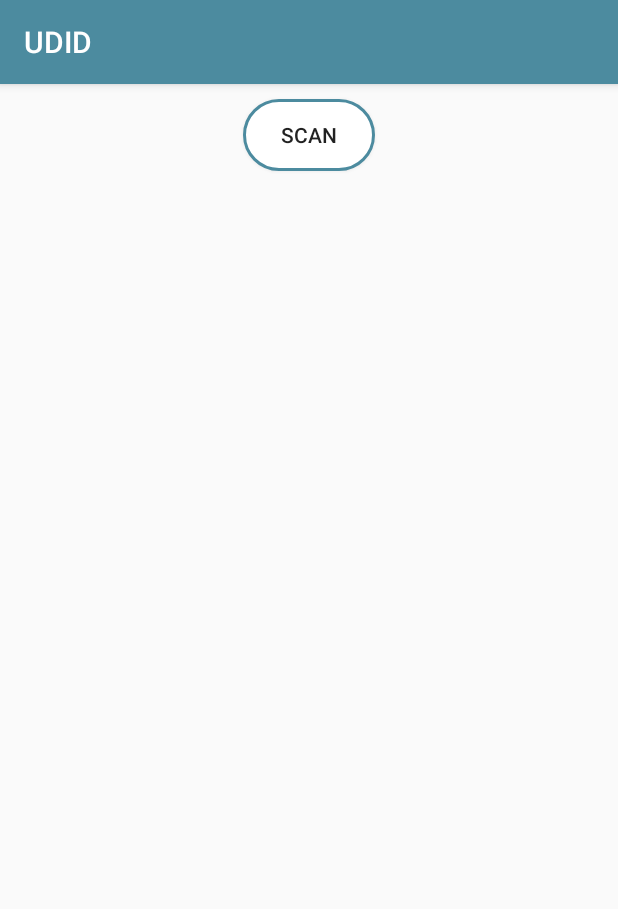
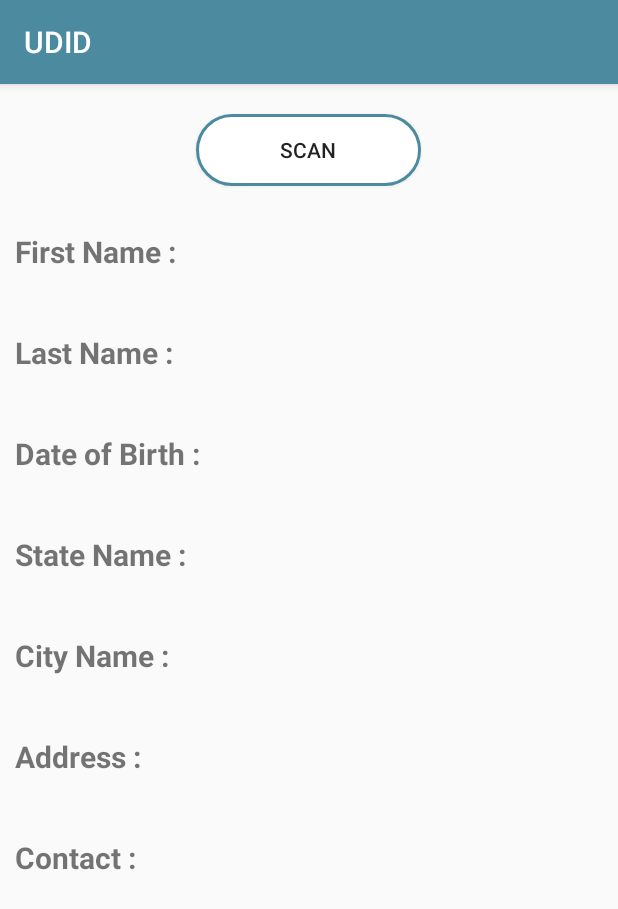
Before and after one commit to abhijeetsinghrathore/UDID, an Android app: the OfficialProfile screen opened directly, with no data from a screen before it, on a phone screen of 412 x 824 dp. Shown: the top 909 px of the screen. Run offline under Robolectric (Android 15) with nearby library versions, the phone set to English and light mode, and no system bars; our stand-ins replace Firebase (no records; nobody signed in at launch, a user with empty details on screens opened directly); libraries missing offline, so code that uses them is left out: com.google.zxing.integration.

Commit message:
Official can now view details after scanning.

```diff
--- a/app/src/main/java/com/example/abhijeetsingh/udid/OfficialProfile.java
+++ b/app/src/main/java/com/example/abhijeetsingh/udid/OfficialProfile.java
@@ -3,6 +3,7 @@ package com.example.abhijeetsingh.udid;
 import android.app.Activity;
 import android.content.Intent;
 import android.os.Bundle;
+import android.support.annotation.NonNull;
 import android.support.annotation.Nullable;
 import android.support.v7.app.AppCompatActivity;
 import android.view.View;
@@ -10,6 +11,11 @@ import android.widget.Button;
 import android.widget.TextView;
 import android.widget.Toast;
 
+import com.google.firebase.database.DataSnapshot;
+import com.google.firebase.database.DatabaseError;
+import com.google.firebase.database.DatabaseReference;
+import com.google.firebase.database.FirebaseDatabase;
+import com.google.firebase.database.ValueEventListener;
 import com.google.zxing.integration.android.IntentIntegrator;
 import com.google.zxing.integration.android.IntentResult;
 
@@ -17,7 +23,12 @@ public class OfficialProfile extends AppCompatActivity {
 
 
     Button scanButton;
-    TextView scannedText;
+    String UID;
+
+    DatabaseReference reference;
+
+
+    TextView firstName,lastName,dateOfBirth,state,city,address,contact;
 
     @Override
     protected void onCreate(Bundle savedInstanceState) {
@@ -26,7 +37,15 @@ public class OfficialProfile extends AppCompatActivity {
 
 
         scanButton=(Button)findViewById(R.id.ScanButtonID);
-        scannedText=(TextView)findViewById(R.id.ScannedTextID);
+
+        firstName=(TextView)findViewById(R.id.getfirstnameID);
+        lastName=(TextView)findViewById(R.id.getlastnameID);
+        dateOfBirth=(TextView)findViewById(R.id.getdobID);
+        state=(TextView)findViewById(R.id.getstateID);
+        city=(TextView)findViewById(R.id.getcityID);
+        address=(TextView)findViewById(R.id.getaddressID);
+        contact=(TextView)findViewById(R.id.getcontactID);
+
 
         final Activity activity=this;
 
@@ -62,7 +81,39 @@ public class OfficialProfile extends AppCompatActivity {
             else
             {
                 Toast.makeText(this,result.getContents(),Toast.LENGTH_LONG).show();
-                scannedText.setText(result.getContents());
+                UID=result.getContents();
+                reference= FirebaseDatabase.getInstance().getReference().child(UID);
+
+                reference.addValueEventListener(new ValueEventListener() {
+                    @Override
+                    public void onDataChange(@NonNull DataSnapshot dataSnapshot) {
+                        String firstNameText=dataSnapshot.child("mfirstname").getValue().toString();
+                        String lastNameText=dataSnapshot.child("mlastname").getValue().toString();
+                        String dateOfBirthText=dataSnapshot.child("mdob").getValue().toString();
+                        String stateText=dataSnapshot.child("mState").getValue().toString();
+                        String cityText=dataSnapshot.child("mCity").getValue().toString();
+                        String addressText=dataSnapshot.child("maddress").getValue().toString();
+                        String contactText=dataSnapshot.child("mPhone").getValue().toString();
+
+
+                        firstName.setText(firstNameText);
+                        lastName.setText(lastNameText);
+                        dateOfBirth.setText(dateOfBirthText);
+                        state.setText(stateText);
+                        city.setText(cityText);
+                        address.setText(addressText);
+                        contact.setText(contactText);
+
+                    }
+
+                    @Override
+                    public void onCancelled(@NonNull DatabaseError databaseError) {
+
+                    }
+                });
+
+
+
 
             }
         }
--- a/app/src/main/res/layout/activity_official_profile.xml
+++ b/app/src/main/res/layout/activity_official_profile.xml
@@ -1,5 +1,5 @@
 <?xml version="1.0" encoding="utf-8"?>
-<LinearLayout xmlns:android="http://schemas.android.com/apk/res/android"
+<ScrollView xmlns:android="http://schemas.android.com/apk/res/android"
     xmlns:app="http://schemas.android.com/apk/res-auto"
     xmlns:tools="http://schemas.android.com/tools"
     android:layout_width="match_parent"
@@ -8,22 +8,209 @@
     android:orientation="vertical">
 
 
+    <LinearLayout
+        android:layout_width="match_parent"
+        android:layout_height="wrap_content"
+        android:orientation="vertical">
+
+
         <Button
+            android:layout_width="150dp"
+            android:layout_height="wrap_content"
+            android:layout_gravity="center_horizontal"
+            android:text="Scan"
+            android:background="@drawable/rounded_button"
+            android:layout_margin="20dp"
+            android:id="@+id/ScanButtonID"/>
+
+
+
+        <LinearLayout
+            android:layout_width="match_parent"
+            android:layout_height="wrap_content"
+            android:orientation="horizontal"
+            android:layout_marginBottom="20dp">
+
+            <TextView
                 android:layout_width="wrap_content"
                 android:layout_height="wrap_content"
-        android:layout_gravity="center_horizontal"
+                android:text="First Name : "
+                android:textSize="20sp"
                 android:layout_margin="10dp"
-        android:text="Scan"
-        android:background="@drawable/rounded_button"
-        android:id="@+id/ScanButtonID"/>
+                android:textStyle="bold"/>
+            <TextView
+                android:layout_width="wrap_content"
+                android:layout_height="wrap_content"
+                android:id="@+id/getfirstnameID"
+                android:textSize="20sp"
+                android:layout_margin="10dp" />
+        </LinearLayout>
+
+
+
+
+        <LinearLayout
+            android:layout_width="match_parent"
+            android:layout_height="wrap_content"
+            android:orientation="horizontal"
+            android:layout_marginBottom="20dp">
 
 
             <TextView
                 android:layout_width="wrap_content"
                 android:layout_height="wrap_content"
-        android:textSize="20dp"
-        android:layout_marginTop="350dp"
-        android:layout_gravity="center_horizontal"
-        android:id="@+id/ScannedTextID"/>
+                android:text="Last Name : "
+                android:textSize="20sp"
+                android:layout_margin="10dp"
+                android:textStyle="bold"/>
+            <TextView
+                android:layout_width="wrap_content"
+                android:layout_height="wrap_content"
+                android:id="@+id/getlastnameID"
+                android:textSize="20sp"
+                android:layout_margin="10dp"
+                />
+
+
+
 
         </LinearLayout>
+
+
+        <LinearLayout
+            android:layout_width="match_parent"
+            android:layout_height="wrap_content"
+            android:orientation="horizontal"
+            android:layout_marginBottom="20dp">
+
+            <TextView
+                android:layout_width="wrap_content"
+                android:layout_height="wrap_content"
+                android:text="Date of Birth : "
+                android:textSize="20sp"
+                android:layout_margin="10dp"
+                android:textStyle="bold"/>
+            <TextView
+                android:layout_width="wrap_content"
+                android:layout_height="wrap_content"
+                android:id="@+id/getdobID"
+                android:textSize="20sp"
+                android:layout_margin="10dp"/>
+
+
+
+        </LinearLayout>
+
+
+
+        <LinearLayout
+            android:layout_width="match_parent"
+            android:layout_height="wrap_content"
+            android:orientation="horizontal"
+            android:layout_marginBottom="20dp">
+
+            <TextView
+                android:layout_width="wrap_content"
+                android:layout_height="wrap_content"
+                android:text="State Name : "
+                android:textSize="20sp"
+                android:layout_margin="10dp"
+                android:textStyle="bold"/>
+            <TextView
+                android:layout_width="wrap_content"
+                android:layout_height="wrap_content"
+                android:id="@+id/getstateID"
+                android:textSize="20sp"
+                android:layout_margin="10dp"/>
+
+
+
+        </LinearLayout>
+
+
+
+        <LinearLayout
+            android:layout_width="match_parent"
+            android:layout_height="wrap_content"
+            android:orientation="horizontal"
+            android:layout_marginBottom="20dp">
+
+            <TextView
+                android:layout_width="wrap_content"
+                android:layout_height="wrap_content"
+                android:text="City Name : "
+                android:textSize="20sp"
+                android:layout_margin="10dp"
+                android:textStyle="bold"/>
+            <TextView
+                android:layout_width="wrap_content"
+                android:layout_height="wrap_content"
+                android:id="@+id/getcityID"
+                android:textSize="20sp"
+                android:layout_margin="10dp"/>
+
+
+
+        </LinearLayout>
+
+
+
+
+        <LinearLayout
+            android:layout_width="match_parent"
+            android:layout_height="wrap_content"
+            android:orientation="horizontal"
+            android:layout_marginBottom="20dp">
+
+
+            <TextView
+                android:layout_width="wrap_content"
+                android:layout_height="wrap_content"
+                android:text="Address : "
+                android:textSize="20sp"
+                android:layout_margin="10dp"
+                android:textStyle="bold"/>
+            <TextView
+                android:layout_width="wrap_content"
+                android:layout_height="wrap_content"
+                android:id="@+id/getaddressID"
+                android:textSize="20sp"
+                android:layout_margin="10dp"/>
+
+
+
+        </LinearLayout>
+
+
+
+
+        <LinearLayout
+            android:layout_width="match_parent"
+            android:layout_height="wrap_content"
+            android:orientation="horizontal"
+            android:layout_marginBottom="20dp">
+
+            <TextView
+                android:layout_width="wrap_content"
+                android:layout_height="wrap_content"
+                android:text="Contact : "
+                android:textSize="20sp"
+                android:layout_margin="10dp"
+                android:textStyle="bold"/>
+            <TextView
+                android:layout_width="wrap_content"
+                android:layout_height="wrap_content"
+                android:id="@+id/getcontactID"
+                android:textSize="20sp"
+                android:layout_margin="10dp"/>
+
+
+
+
+        </LinearLayout>
+
+
+    </LinearLayout>
+
+
+</ScrollView>
```
Lines whose indentation alone changed are shown as unchanged.
